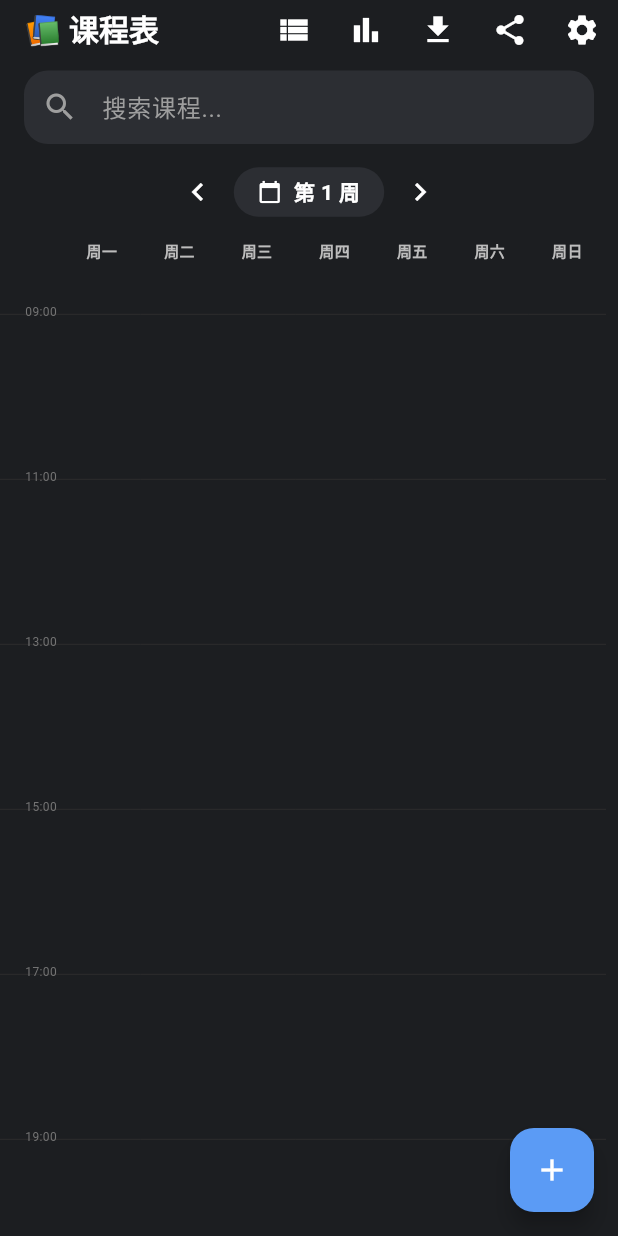
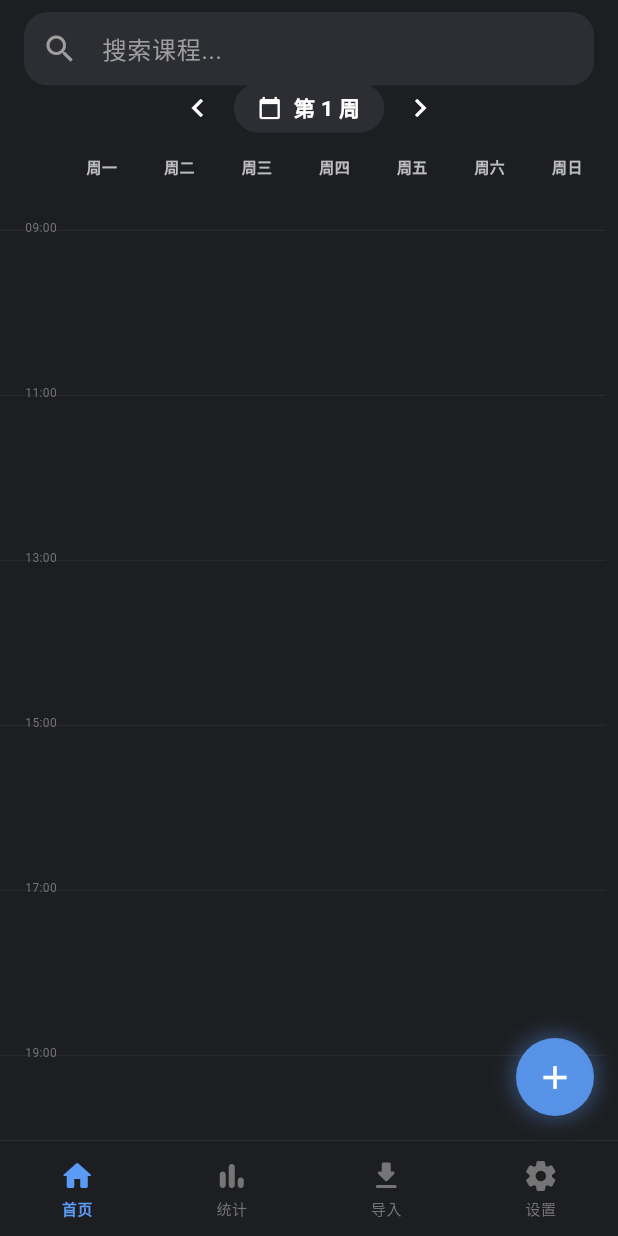
Before and after one commit to a3292334877-star/herrycat, a Flutter app: the screen it shows after launch, on a phone screen of 412 x 824 dp. Run offline on Flutter 3.47's test engine with Material 3 defaults, Android fonts, the phone set to English and light mode, and no system bars; our stand-ins replace flutter_local_notifications, flutter_timezone, share_plus, shared_preferences, sqflite, timezone; missing offline and left inert: pointycastle; accounts and stored records are empty.

Commit message:
feat: bottom nav bar (首页/统计/导入/设置) + transparent FAB with glow shadow

```diff
--- a/lib/screens/home_screen.dart
+++ b/lib/screens/home_screen.dart
@@ -20,6 +20,7 @@ class _HomeScreenState extends State<HomeScreen>
   String _searchQuery = '';
   final TextEditingController _searchController = TextEditingController();
   bool _weeklyGridMode = true;
+  int _currentNavIndex = 0;
 
   @override
   void initState() {
@@ -36,23 +37,42 @@ class _HomeScreenState extends State<HomeScreen>
 
   @override
   Widget build(BuildContext context) {
-    final colorScheme = Theme.of(context).colorScheme;
-
     return Scaffold(
       backgroundColor: const Color(0xFF1C1E21),
-      appBar: AppBar(
-        backgroundColor: const Color(0xFF1C1E21),
+      appBar: _currentNavIndex == 0 ? _buildAppBar() : null,
+      bottomNavigationBar: _BottomNav(
+        currentIndex: _currentNavIndex,
+        onTap: (i) => setState(() => _currentNavIndex = i),
+      ),
+      floatingActionButton: _currentNavIndex == 0
+          ? Container(
+              width: 52,
+              height: 52,
+              decoration: BoxDecoration(
+                color: const Color(0xFF5B9BF5).withOpacity(0.9),
+                shape: BoxShape.circle,
+                boxShadow: [
+                  BoxShadow(
+                    color: const Color(0xFF5B9BF5).withOpacity(0.4),
+                    blurRadius: 12,
+                    spreadRadius: 2,
+                  ),
+                ],
+              ),
+              child: FloatingActionButton(
+                backgroundColor: Colors.transparent,
                 elevation: 0,
-        scrolledUnderElevation: 0,
-        title: const Text(
-          '📚 课程表',
-          style: TextStyle(
-            color: Colors.white,
-            fontWeight: FontWeight.bold,
-            fontSize: 20,
+                onPressed: () => Navigator.pushNamed(context, '/add'),
+                child: const Icon(Icons.add, color: Colors.white, size: 26),
               ),
-        ),
-        bottom: PreferredSize(
+            )
+          : null,
+      body: _buildBody(),
+    );
+  }
+
+  PreferredSizeWidget _buildAppBar() {
+    return PreferredSize(
       preferredSize: Size.fromHeight(_weeklyGridMode ? 48 : 96),
       child: Column(
         children: [
@@ -93,7 +113,7 @@ class _HomeScreenState extends State<HomeScreen>
                 isScrollable: true,
                 labelColor: Colors.white,
                 unselectedLabelColor: Colors.grey[500],
-                    indicatorColor: colorScheme.primary,
+                indicatorColor: const Color(0xFF5B9BF5),
                 indicatorWeight: 3,
                 dividerColor: Colors.transparent,
                 tabAlignment: TabAlignment.start,
@@ -103,67 +123,36 @@ class _HomeScreenState extends State<HomeScreen>
             ),
         ],
       ),
-        ),
-        actions: [
-          IconButton(
-            icon: Icon(_weeklyGridMode ? Icons.view_list : Icons.grid_view, color: Colors.white),
-            tooltip: _weeklyGridMode ? '切换列表' : '切换周视图',
-            onPressed: () => setState(() => _weeklyGridMode = !_weeklyGridMode),
-          ),
-          IconButton(
-            icon: const Icon(Icons.bar_chart, color: Colors.white),
-            onPressed: () => Navigator.pushNamed(context, '/statistics'),
-          ),
-          IconButton(
-            icon: const Icon(Icons.download, color: Colors.white),
-            tooltip: '导入课表',
-            onPressed: _importSchedule,
-          ),
-          IconButton(
-            icon: const Icon(Icons.share, color: Colors.white),
-            onPressed: _shareSchedule,
-          ),
-          IconButton(
-            icon: const Icon(Icons.settings, color: Colors.white),
-            onPressed: () => Navigator.pushNamed(context, '/settings'),
-          ),
-        ],
-      ),
-      body: Consumer<CourseProvider>(
-        builder: (context, provider, child) {
-          if (provider.isLoading) {
-            return const Center(
-              child: CircularProgressIndicator(),
     );
   }
 
+  Widget _buildBody() {
+    if (_currentNavIndex != 0) {
+      return const SizedBox.shrink();
+    }
+    return Consumer<CourseProvider>(
+      builder: (context, provider, child) {
+        if (provider.isLoading) {
+          return const Center(child: CircularProgressIndicator());
+        }
         if (_searchQuery.isNotEmpty) {
           final results = provider.courses
               .where((c) => c.name.toLowerCase().contains(_searchQuery))
               .toList();
           return _buildSearchResults(results);
         }
-
         if (_weeklyGridMode) {
           return const WeeklyGridView();
         }
-
         return TabBarView(
           controller: _tabController,
           children: List.generate(7, (index) {
             final day = index + 1;
             final courses = provider.getCoursesForDay(day);
-              return _buildCourseList(courses, day);
+            return _buildCourseList(courses);
           }),
         );
       },
-      ),
-      floatingActionButton: FloatingActionButton(
-        backgroundColor: colorScheme.primary,
-        foregroundColor: Colors.white,
-        onPressed: () => Navigator.pushNamed(context, '/add'),
-        child: const Icon(Icons.add),
-      ),
     );
   }
 
@@ -175,10 +164,7 @@ class _HomeScreenState extends State<HomeScreen>
           children: [
             Icon(Icons.search_off, size: 64, color: Colors.grey[600]),
             const SizedBox(height: 16),
-            Text(
-              '没有找到"$_searchQuery"相关的课程',
-              style: TextStyle(color: Colors.grey[500]),
-            ),
+            Text('没有找到"$_searchQuery"相关的课程', style: TextStyle(color: Colors.grey[500])),
           ],
         ),
       );
@@ -186,18 +172,15 @@ class _HomeScreenState extends State<HomeScreen>
     return ListView.builder(
       padding: const EdgeInsets.fromLTRB(16, 16, 16, 100),
       itemCount: courses.length,
-      itemBuilder: (context, i) {
-        final course = courses[i];
-        return CourseCard(
-          course: course,
-          onTap: () => _showCourseDetail(course),
-          onLongPress: () => _showSwapDialog(course),
-        );
-      },
+      itemBuilder: (context, i) => CourseCard(
+        course: courses[i],
+        onTap: () => _showCourseDetail(courses[i]),
+        onLongPress: () => _showSwapDialog(courses[i]),
+      ),
     );
   }
 
-  Widget _buildCourseList(List<Course> courses, int day) {
+  Widget _buildCourseList(List<Course> courses) {
     if (courses.isEmpty) {
       return Center(
         child: Column(
@@ -205,10 +188,7 @@ class _HomeScreenState extends State<HomeScreen>
           children: [
             Icon(Icons.event_available, size: 64, color: Colors.grey[600]),
             const SizedBox(height: 16),
-            Text(
-              '这天没课～',
-              style: TextStyle(color: Colors.grey[500]),
-            ),
+            Text('这天没课～', style: TextStyle(color: Colors.grey[500])),
           ],
         ),
       );
@@ -216,14 +196,11 @@ class _HomeScreenState extends State<HomeScreen>
     return ListView.builder(
       padding: const EdgeInsets.fromLTRB(16, 16, 16, 100),
       itemCount: courses.length,
-      itemBuilder: (context, i) {
-        final course = courses[i];
-        return CourseCard(
-          course: course,
-          onTap: () => _showCourseDetail(course),
-          onLongPress: () => _showSwapDialog(course),
-        );
-      },
+      itemBuilder: (context, i) => CourseCard(
+        course: courses[i],
+        onTap: () => _showCourseDetail(courses[i]),
+        onLongPress: () => _showSwapDialog(courses[i]),
+      ),
     );
   }
 
@@ -275,9 +252,8 @@ class _HomeScreenState extends State<HomeScreen>
   void _shareSchedule() {
     final provider = context.read<CourseProvider>();
     final buffer = StringBuffer();
-    buffer.writeln('📚 Herrycat 课程表');
+    buffer.writeln('📚 Henrycat 课程表');
     buffer.writeln('================');
-
     final dayNames = ['周一', '周二', '周三', '周四', '周五', '周六', '周日'];
     for (int day = 1; day <= 7; day++) {
       final courses = provider.getCoursesForDay(day);
@@ -290,8 +266,7 @@ class _HomeScreenState extends State<HomeScreen>
         }
       }
     }
-
-    Share.share(buffer.toString(), subject: 'Herrycat 课程表');
+    Share.share(buffer.toString(), subject: 'Henrycat 课程表');
   }
 
   Future<void> _importSchedule() async {
@@ -299,11 +274,70 @@ class _HomeScreenState extends State<HomeScreen>
     if (result == true && mounted) {
       context.read<CourseProvider>().loadCourses();
       ScaffoldMessenger.of(context).showSnackBar(
-        const SnackBar(
-          content: Text('✨ 课表导入成功！'),
-          behavior: SnackBarBehavior.floating,
+        const SnackBar(content: Text('✨ 课表导入成功！'), behavior: SnackBarBehavior.floating),
+      );
+    }
+  }
+}
+
+// ── Bottom Navigation Bar ─────────────────────────────────────────────────────
+class _BottomNav extends StatelessWidget {
+  final int currentIndex;
+  final Function(int) onTap;
+
+  const _BottomNav({required this.currentIndex, required this.onTap});
+
+  @override
+  Widget build(BuildContext context) {
+    return Container(
+      height: 64,
+      decoration: BoxDecoration(
+        color: const Color(0xFF1C1E21),
+        border: Border(top: BorderSide(color: Colors.grey[850]!, width: 0.5)),
+      ),
+      child: SafeArea(
+        child: Row(
+          mainAxisAlignment: MainAxisAlignment.spaceAround,
+          children: [
+            _NavItem(icon: Icons.home_rounded, label: '首页', isSelected: currentIndex == 0, onTap: () => onTap(0)),
+            _NavItem(icon: Icons.bar_chart_rounded, label: '统计', isSelected: currentIndex == 1, onTap: () => onTap(1)),
+            _NavItem(icon: Icons.download_rounded, label: '导入', isSelected: currentIndex == 2, onTap: () => onTap(2)),
+            _NavItem(icon: Icons.settings_rounded, label: '设置', isSelected: currentIndex == 3, onTap: () => onTap(3)),
+          ],
+        ),
       ),
     );
   }
 }
+
+class _NavItem extends StatelessWidget {
+  final IconData icon;
+  final String label;
+  final bool isSelected;
+  final VoidCallback onTap;
+
+  const _NavItem({required this.icon, required this.label, required this.isSelected, required this.onTap});
+
+  @override
+  Widget build(BuildContext context) {
+    final color = isSelected ? const Color(0xFF5B9BF5) : Colors.grey[600]!;
+    return GestureDetector(
+      onTap: onTap,
+      behavior: HitTestBehavior.opaque,
+      child: SizedBox(
+        width: 60,
+        child: Column(
+          mainAxisAlignment: MainAxisAlignment.center,
+          children: [
+            Icon(icon, color: color, size: 24),
+            const SizedBox(height: 3),
+            Text(
+              label,
+              style: TextStyle(color: color, fontSize: 10, fontWeight: isSelected ? FontWeight.w600 : FontWeight.normal),
+            ),
+          ],
+        ),
+      ),
+    );
   }
+}
```
Lines whose indentation alone changed are shown as unchanged.
